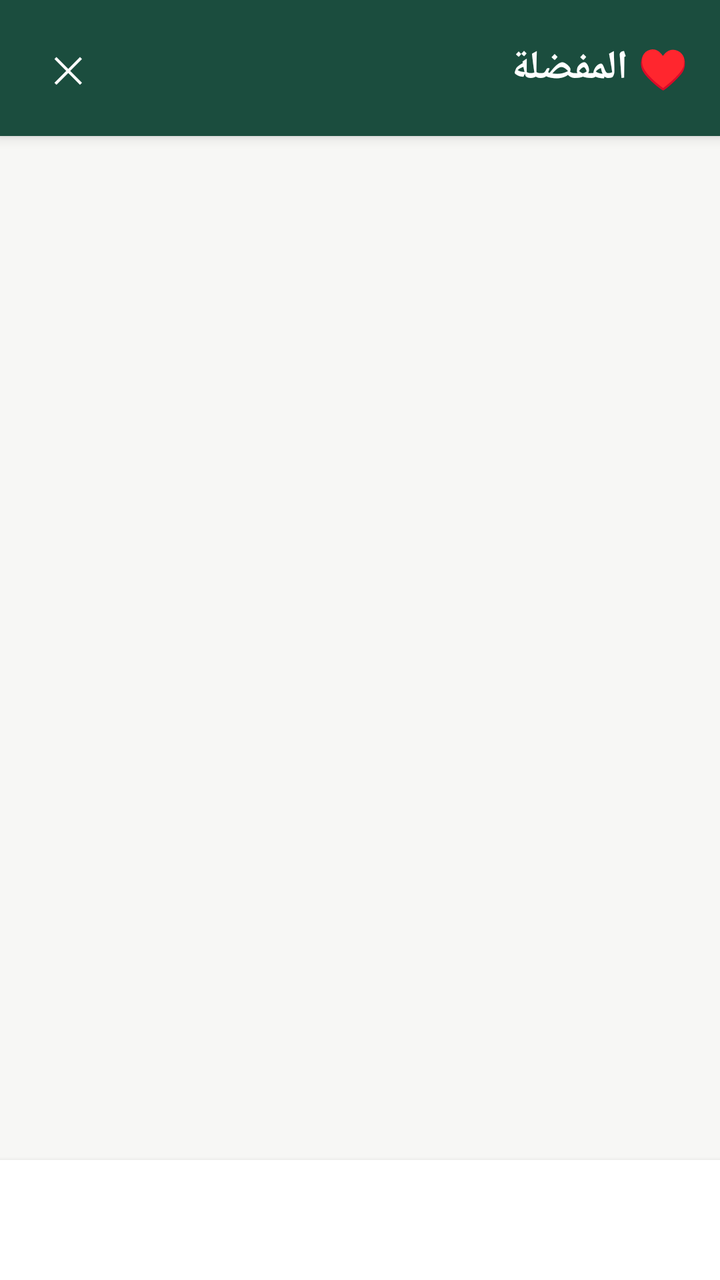
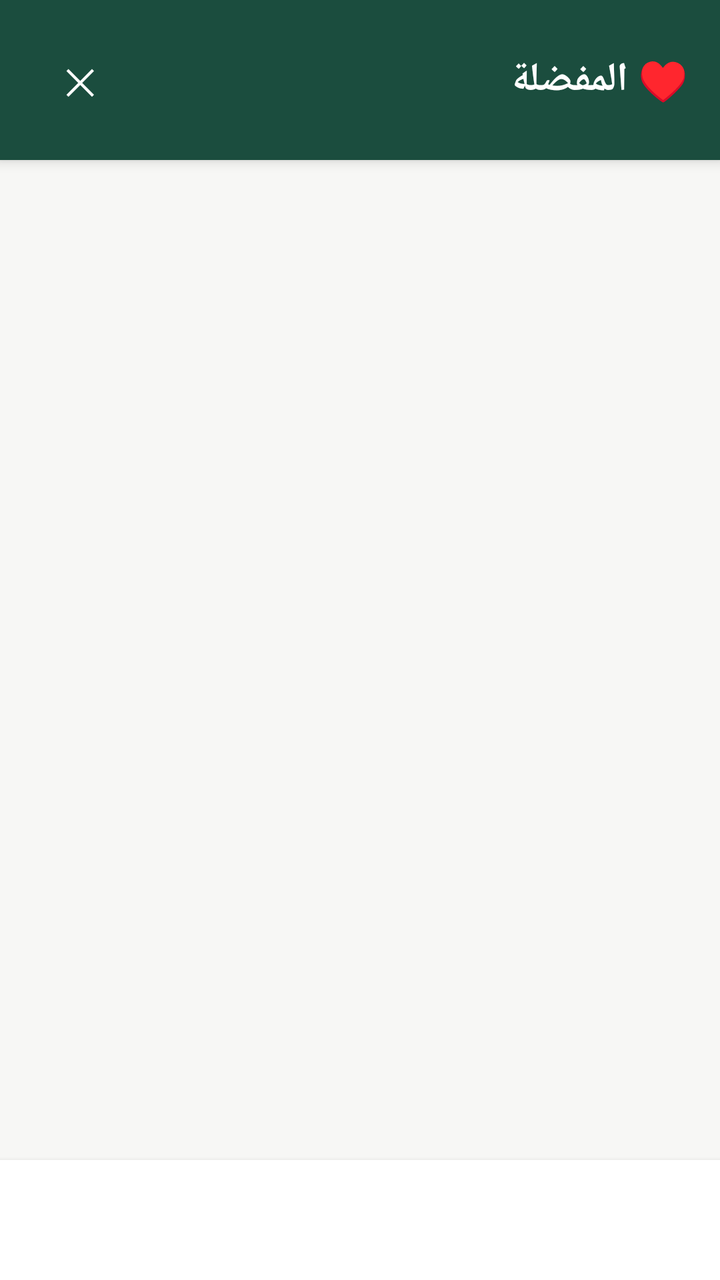

The first picture is an Android layout as it rendered before a commit; the second is the same layout after the commit. The layout source and the unified diff follow.
<!-- AndroidManifest.xml: application theme AppTheme -->
<!-- res/layout/activity_favorites.xml -->
<?xml version="1.0" encoding="utf-8"?>
<LinearLayout xmlns:android="http://schemas.android.com/apk/res/android"
    android:layout_width="match_parent"
    android:layout_height="match_parent"
    android:orientation="vertical"
    android:layoutDirection="rtl"
    android:background="@color/bg">

    <LinearLayout
        android:layout_width="match_parent"
        android:layout_height="wrap_content"
        android:orientation="horizontal"
        android:gravity="center_vertical"
        android:background="@color/brand_primary"
        android:elevation="4dp"
        android:paddingStart="16dp"
        android:paddingEnd="16dp"
        android:paddingTop="16dp"
        android:paddingBottom="16dp">

        <TextView
            android:layout_width="0dp"
            android:layout_height="wrap_content"
            android:layout_weight="1"
            android:text="♥ المفضلة"
            android:textColor="@color/white"
            android:textSize="20sp"
            android:textStyle="bold" />

        <TextView
            android:id="@+id/favoritesCloseButton"
            android:layout_width="36dp"
            android:layout_height="36dp"
            android:text="✕"
            android:textColor="@color/white"
            android:textSize="18sp"
            android:gravity="center"
            android:clickable="true"
            android:focusable="true"
            android:background="?android:attr/selectableItemBackgroundBorderless" />
    </LinearLayout>

    <FrameLayout
        android:layout_width="match_parent"
        android:layout_height="0dp"
        android:layout_weight="1">

        <ListView
            android:id="@+id/favoritesList"
            android:layout_width="match_parent"
            android:layout_height="match_parent"
            android:visibility="gone"
            android:divider="@null"
            android:dividerHeight="16dp"
            android:clipChildren="false"
            android:clipToPadding="false"
            android:paddingStart="16dp"
            android:paddingEnd="16dp"
            android:paddingTop="16dp"
            android:paddingBottom="16dp"
            android:layoutAnimation="@anim/list_layout_controller" />

        <LinearLayout
            android:id="@+id/favoritesEmpty"
            android:layout_width="wrap_content"
            android:layout_height="wrap_content"
            android:layout_gravity="center"
            android:orientation="vertical"
            android:gravity="center"
            android:padding="24dp"
            android:visibility="gone">

            <TextView
                android:layout_width="wrap_content"
                android:layout_height="wrap_content"
                android:text="♡"
                android:textSize="40sp"
                android:gravity="center"
                android:layout_marginBottom="10dp" />

            <TextView
                android:layout_width="wrap_content"
                android:layout_height="wrap_content"
                android:text="لم تُضِف أي عنصر إلى المفضلة بعد.\nتصفّح الأقسام واضغط على أيقونة القلب لحفظ ما يعجبك."
                android:textColor="@color/text_muted"
                android:textSize="14sp"
                android:gravity="center" />
        </LinearLayout>
    </FrameLayout>

    <LinearLayout
        android:id="@+id/bottomNav"
        android:layout_width="match_parent"
        android:layout_height="60dp"
        android:orientation="horizontal"
        android:background="@color/surface"
        android:elevation="4dp" />

</LinearLayout>
<!-- resources referenced by this layout -->
<resources>
  <color name="bg">#F7F7F5</color>
  <color name="brand_primary">#1B4D3E</color>
  <color name="surface">#FFFFFF</color>
  <color name="text_muted">#6B6B6B</color>
  <color name="white">#FFFFFF</color>
  <style name="AppTheme" parent="@android:style/Theme.Material.Light.NoActionBar">
          <item name="android:windowBackground">@color/bg</item>
          <item name="android:statusBarColor">@color/brand_primary</item>
          <item name="android:colorPrimary">@color/brand_primary</item>
          <item name="android:colorAccent">@color/brand_accent</item>
      </style>
  <color name="brand_accent">#3FA480</color>
</resources>

<!-- the commit's change to res/layout/activity_favorites.xml (unified diff, before → after) -->
@@ -29,8 +29,8 @@
 
         <TextView
             android:id="@+id/favoritesCloseButton"
-            android:layout_width="36dp"
-            android:layout_height="36dp"
+            android:layout_width="48dp"
+            android:layout_height="48dp"
             android:text="✕"
             android:textColor="@color/white"
             android:textSize="18sp"
